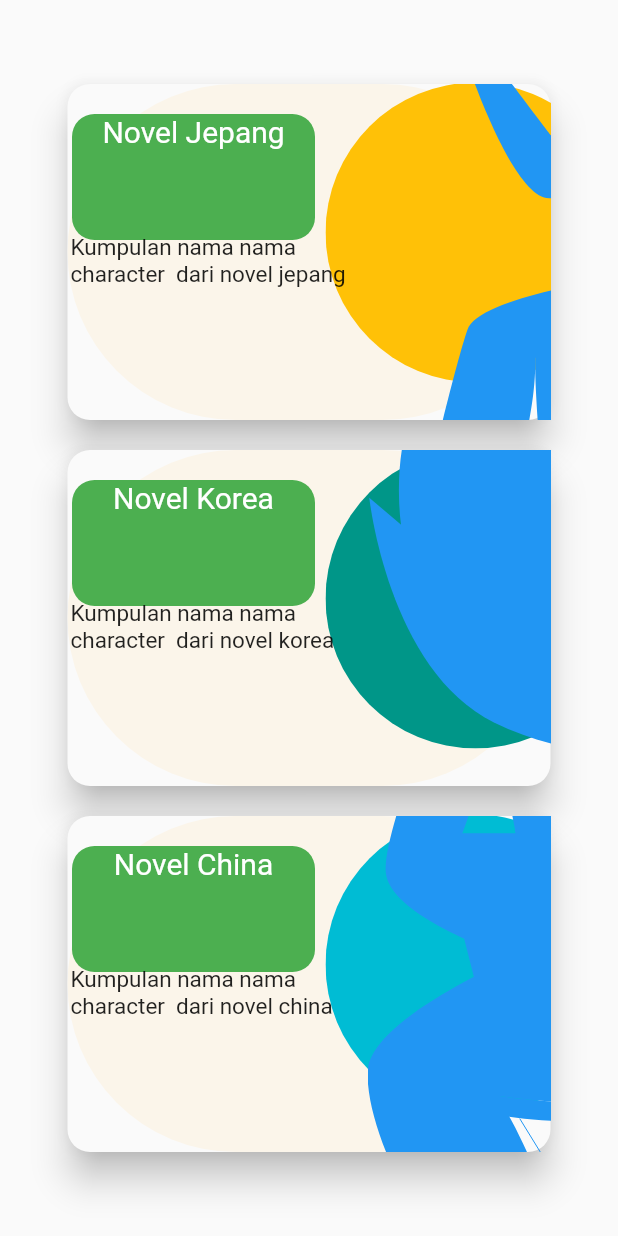
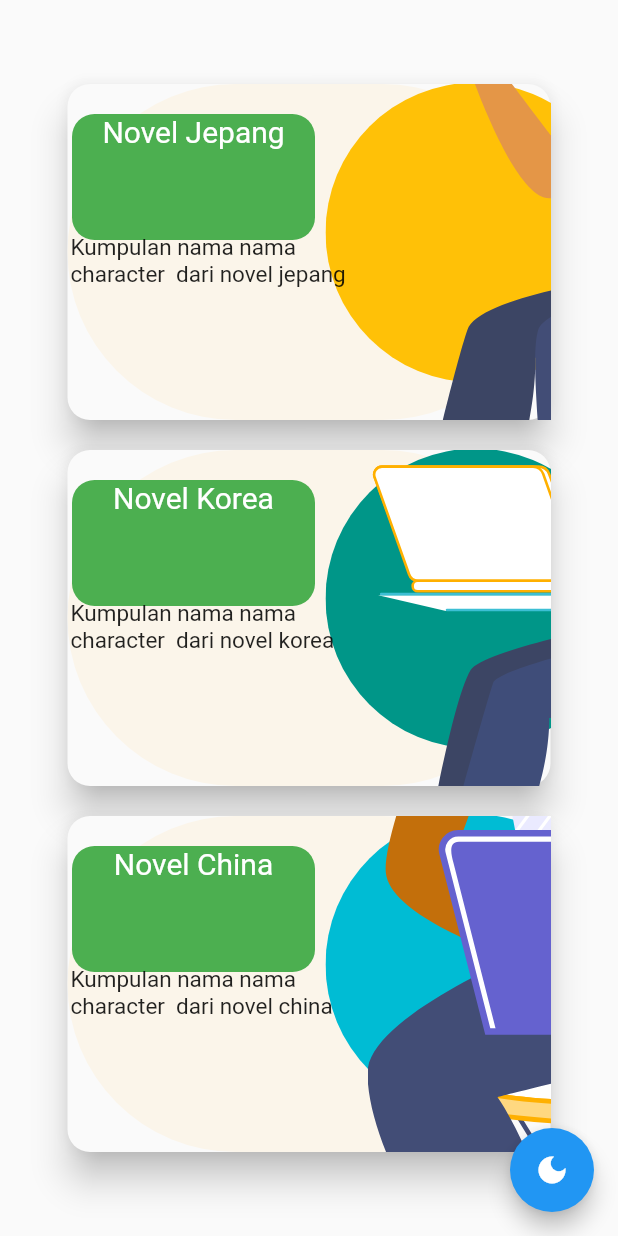
Before and after one commit to Bayu-Pasifik/Character_database_with_hive, a Flutter app: the screen it shows after launch, on a phone screen of 412 x 824 dp. Run offline on Flutter 3.47's test engine with Material 2 defaults, Android fonts, the light colour scheme and no system bars; our stand-ins replace flutter_svg, get, hive; accounts and stored records are empty.

Commit message:
Memperbaiki svg file yg rusak

```diff
--- a/lib/pages/main_page.dart
+++ b/lib/pages/main_page.dart
@@ -10,6 +10,10 @@ class MainPage extends StatelessWidget {
   @override
   Widget build(BuildContext context) {
     return Scaffold(
+      floatingActionButton: FloatingActionButton(
+        onPressed: () {},
+        child: Icon(Icons.dark_mode),
+      ),
       body: Center(
         child: Column(
           mainAxisAlignment: MainAxisAlignment.center,
--- a/lib/ui/country_card.dart
+++ b/lib/ui/country_card.dart
@@ -53,7 +53,7 @@ class CountryCard extends StatelessWidget {
                   fit: BoxFit.cover,
                   height: MediaQuery.of(context).size.height - 600,
                   width: MediaQuery.of(context).size.width - 90,
-                  color: Colors.blue,
+                  //color: Colors.blue,
                 ),
               ),
               Positioned(
```
Also changed, not shown: images/people1.svg, images/people2.svg, images/people3.svg.
